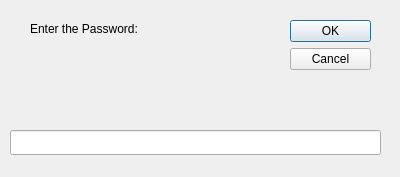
Crunan/Ontos3, file src/passworddialog.ui: the form before one commit.
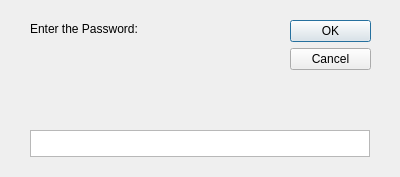
The form after the commit.

Commit message: changed password edit box from a line edit to a text edit so it will work with the onscreen keyboard.  Change to Ontos clean status bits.  Improved the way the app shutsdown

Diff of the .ui file:
```diff
--- a/src/passworddialog.ui
+++ b/src/passworddialog.ui
@@ -42,17 +42,20 @@
     <string>Enter the Password:</string>
    </property>
   </widget>
-  <widget class="QLineEdit" name="lineEdit">
+  <widget class="QTextEdit" name="textEdit">
    <property name="geometry">
     <rect>
-     <x>10</x>
+     <x>30</x>
      <y>130</y>
-     <width>371</width>
-     <height>25</height>
+     <width>340</width>
+     <height>27</height>
     </rect>
    </property>
-   <property name="echoMode">
-    <enum>QLineEdit::Password</enum>
+   <property name="verticalScrollBarPolicy">
+    <enum>Qt::ScrollBarAlwaysOff</enum>
+   </property>
+   <property name="horizontalScrollBarPolicy">
+    <enum>Qt::ScrollBarAlwaysOff</enum>
    </property>
   </widget>
  </widget>
```
The commit also changes 3 other files.
